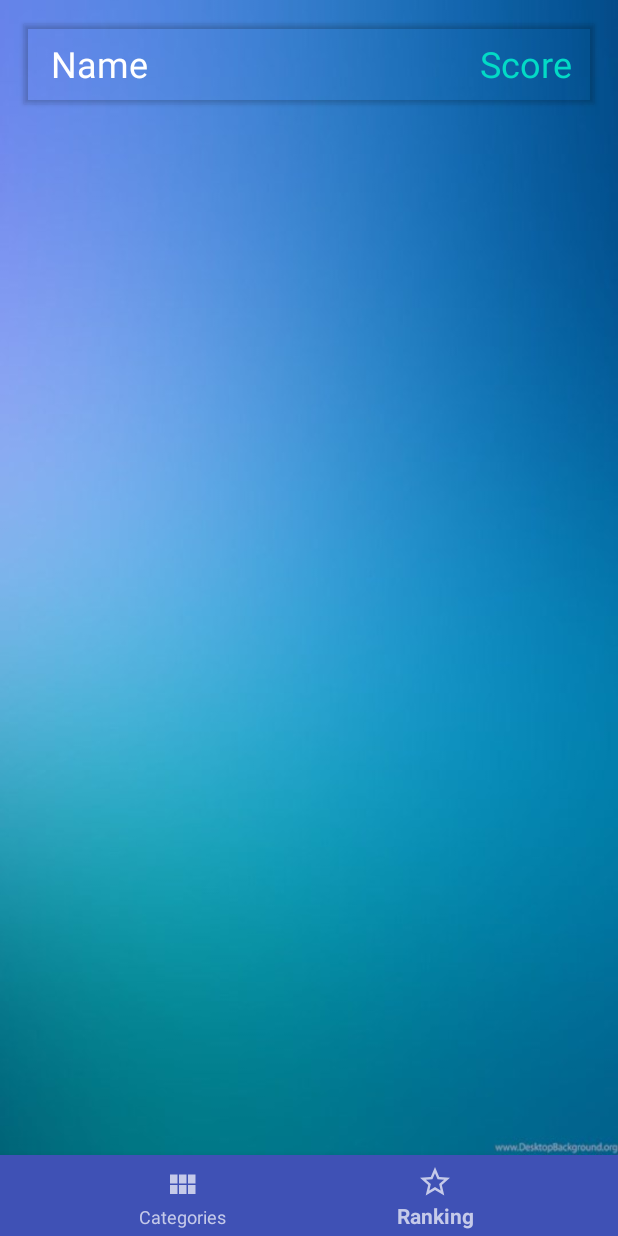
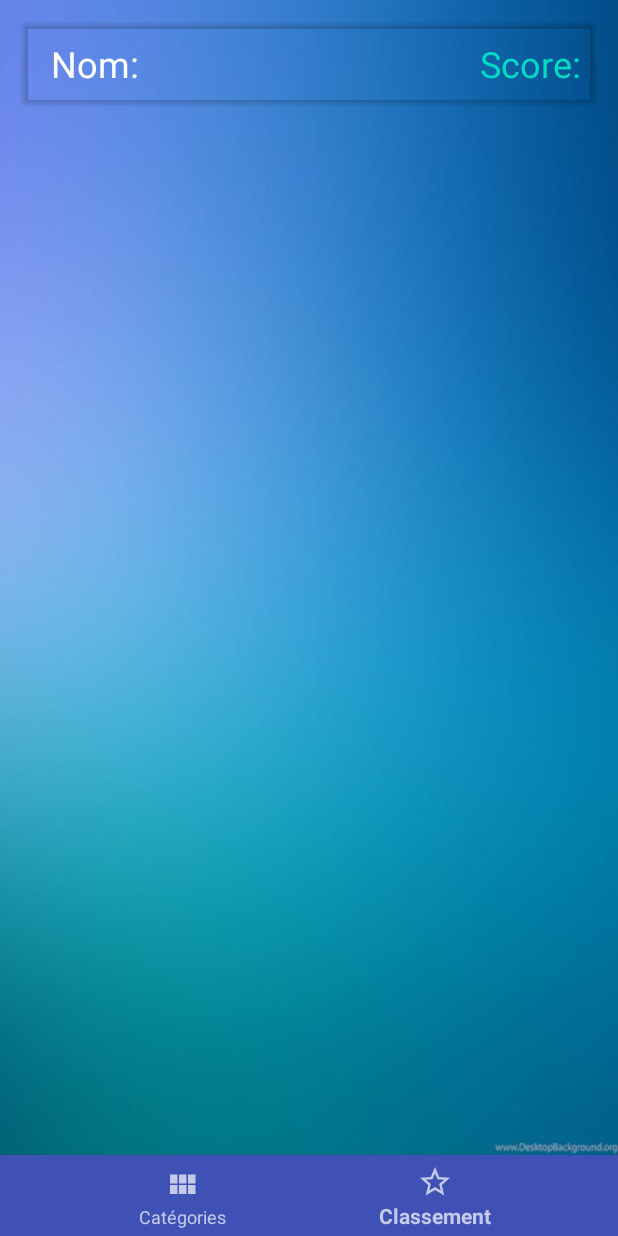
Before and after one commit to aymenBenadra/Quizly, an Android app: the Home screen opened directly, with no data from a screen before it, item 2 of the bottom bar chosen, on a phone screen of 412 x 824 dp. Run offline under Robolectric (Android 15) with nearby library versions, the phone set to English and light mode, and no system bars; our stand-ins replace Firebase (no records; nobody signed in at launch, a user with empty details on screens opened directly), Picasso; 5 statements that could not run were skipped.

Commit message:
bugs fix !

```diff
--- a/app/src/main/java/ma/ofppt/tdi201/quizly/Home.java
+++ b/app/src/main/java/ma/ofppt/tdi201/quizly/Home.java
@@ -71,7 +71,7 @@ public class Home extends AppCompatActivity {
             super.onBackPressed();
             return;
         }else{
-            Toast.makeText(this, "Press Back Again To Exit App", Toast.LENGTH_SHORT).show();
+            Toast.makeText(this, "Appuyez deux fois pour quitter l'application", Toast.LENGTH_SHORT).show();
         }
         backPressedTime = System.currentTimeMillis();
     }
--- a/app/src/main/java/ma/ofppt/tdi201/quizly/Playing.java
+++ b/app/src/main/java/ma/ofppt/tdi201/quizly/Playing.java
@@ -55,9 +55,11 @@ public class Playing extends AppCompatActivity implements View.OnClickListener {
 
         if(backPressedTime +2000 > System.currentTimeMillis()){
             super.onBackPressed();
+            mCountDown.cancel();
+            finish();
             return;
         }else{
-            Toast.makeText(this, "Press Back Again To stop the Quiz", Toast.LENGTH_SHORT).show();
+            Toast.makeText(this, "Appuyez deux fois pour quitter Quiz", Toast.LENGTH_SHORT).show();
 
         }
         backPressedTime = System.currentTimeMillis();
--- a/app/src/main/java/ma/ofppt/tdi201/quizly/RankingFragment.java
+++ b/app/src/main/java/ma/ofppt/tdi201/quizly/RankingFragment.java
@@ -157,7 +157,7 @@ public class RankingFragment extends Fragment {
         alertDialog.setTitle("INFO");
         alertDialog.setView(detail);
 
-        alertDialog.setPositiveButton("view score detail", new DialogInterface.OnClickListener() {
+        alertDialog.setPositiveButton("Afficher les détails", new DialogInterface.OnClickListener() {
             @Override
             public void onClick(DialogInterface dialog, int which) {
                 Intent scrorDetail=new Intent(getActivity(),ScoreDetail.class);
--- a/app/src/main/res/layout/connection_detector_dialog.xml
+++ b/app/src/main/res/layout/connection_detector_dialog.xml
@@ -1,6 +1,7 @@
 <?xml version="1.0" encoding="utf-8"?>
 <LinearLayout xmlns:android="http://schemas.android.com/apk/res/android"
     xmlns:app="http://schemas.android.com/apk/res-auto"
+    xmlns:tools="http://schemas.android.com/tools"
     android:orientation="vertical" android:layout_width="match_parent"
     android:layout_height="match_parent"
     android:padding="5dp">
@@ -14,10 +15,11 @@
     <TextView
         android:layout_width="match_parent"
         android:layout_height="wrap_content"
-        android:text="Connection is lost!! please Make sure you're connected to a network and Try Again!!"
+        android:text="connexion est perdue!! Svp Assurez-vous que vous êtes connecté à un réseau et réessayez !!"
         android:layout_marginTop="15dp"
         android:textSize="25sp"
-        android:textColor="@color/colorPrimaryText"/>
+        android:textColor="@color/colorPrimaryText"
+        tools:ignore="HardcodedText" />
     <Button
         android:layout_width="match_parent"
         android:layout_height="wrap_content"
--- a/app/src/main/res/layout/fragment_ranking.xml
+++ b/app/src/main/res/layout/fragment_ranking.xml
@@ -39,17 +39,19 @@
                 android:layout_width="0dp"
                 android:layout_height="match_parent"
                 android:layout_weight="8"
-                android:text="   Name"
+                android:text="   Nom:"
                 android:textColor="@color/common_google_signin_btn_text_dark_default"
-                android:textSize="24sp" />
+                android:textSize="24sp"
+                tools:ignore="HardcodedText" />
 
             <TextView
                 android:layout_width="0dp"
                 android:layout_height='wrap_content'
                 android:layout_weight="2"
-                android:text="Score"
+                android:text="Score: "
                 android:textColor="@color/design_default_color_secondary"
-                android:textSize="24sp" />
+                android:textSize="24sp"
+                tools:ignore="HardcodedText" />
 
         </LinearLayout>
 
--- a/app/src/main/res/values/strings.xml
+++ b/app/src/main/res/values/strings.xml
@@ -7,8 +7,8 @@
     <string name="sign_up_text_btn">S\'inscrire</string>
     <string name="category_name_txt">Category name</string>
     <string name="category_image_description">L\'image de categorie</string>
-    <string name="categories_title">Categories</string>
-    <string name="ranking_title">Ranking</string>
+    <string name="categories_title">Catégories</string>
+    <string name="ranking_title">Classement</string>
     <string name="play_now_button">Joue maintenant!</string>
     <string name="temp_answer_a_txt">Answer A</string>
     <string name="temp_answer_c_txt">Answer C</string>
@@ -20,7 +20,7 @@
     <string name="loading">Loading...</string>
     <string name="todo">TODO</string>
     <string name="todoo">TODO</string>
-    <string name="name">Name :</string>
+    <string name="name">Nom :</string>
     <string name="score">Score :</string>
     <string name="namee">Name</string>
     <string name="scoree">Score</string>
```
Also changed, not shown: app/src/main/java/ma/ofppt/tdi201/quizly/MainActivity.java (+4 -4 lines), app/src/main/res/layout/activity_score_detail.xml (+6 -4 lines), app/src/main/res/layout/dialog_test.xml (added, +23 -0 lines), app/src/main/res/layout/layout_user_score_detail.xml (+22 -31 lines).
